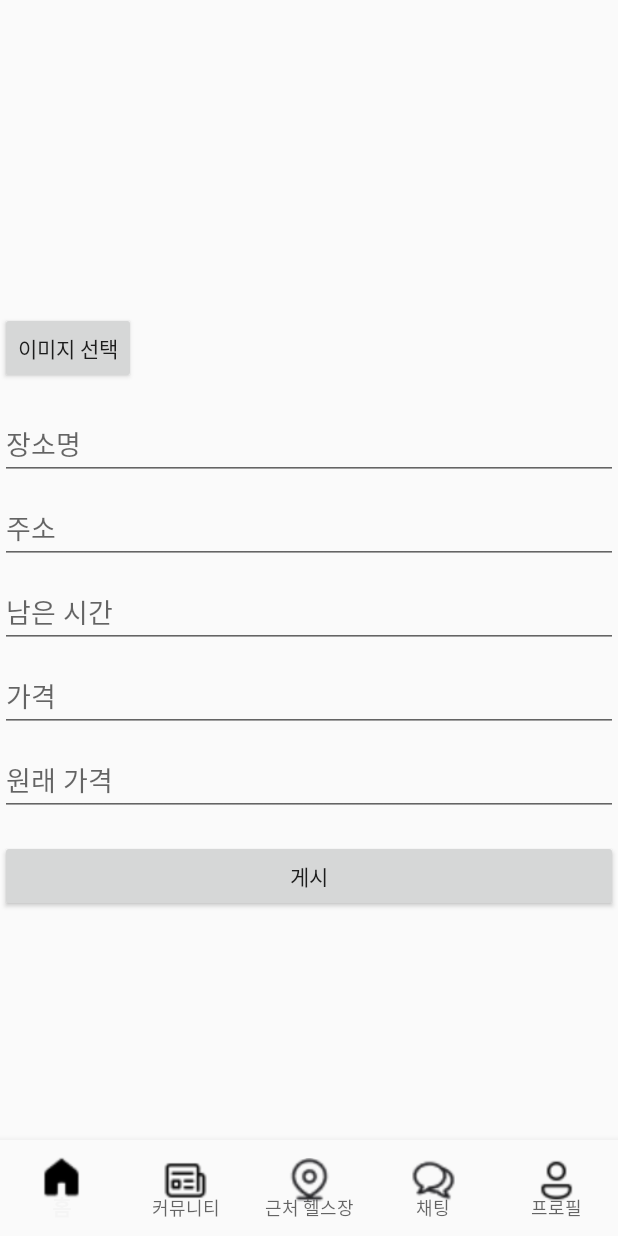
After one commit to rbqks529/FitPASS, an Android app: the fragment PostFragment placed in its activity, on a phone screen of 412 x 824 dp. The commit adds this screen. Run offline under Robolectric (Android 15) with nearby library versions, the phone set to English and light mode, and no system bars; our stand-ins replace Firebase (no records; nobody signed in at launch, a user with empty details on screens opened directly).

Commit message:
게시글 쓰기

```diff
--- a/app/build.gradle.kts
+++ b/app/build.gradle.kts
@@ -52,6 +52,7 @@ dependencies {
     implementation(libs.firebase.auth)
     implementation(libs.firebase.database)
     implementation(libs.androidx.activity)
+    implementation(libs.firebase.storage.ktx)
     testImplementation(libs.junit)
     androidTestImplementation(libs.androidx.junit)
     androidTestImplementation(libs.androidx.espresso.core)
--- a/app/src/main/java/com/example/myapplication/Home/HomeFragment.kt
+++ b/app/src/main/java/com/example/myapplication/Home/HomeFragment.kt
@@ -7,6 +7,7 @@ import android.view.View
 import android.view.ViewGroup
 import androidx.fragment.app.Fragment
 import androidx.recyclerview.widget.LinearLayoutManager
+import com.example.myapplication.R
 import com.example.myapplication.databinding.FragmentHomeBinding
 import com.google.firebase.database.DataSnapshot
 import com.google.firebase.database.DatabaseError
@@ -16,6 +17,7 @@ import com.google.firebase.database.ValueEventListener
 import kotlinx.coroutines.CoroutineScope
 import kotlinx.coroutines.Dispatchers
 import kotlinx.coroutines.launch
+import kotlinx.coroutines.withContext
 
 
 class HomeFragment : Fragment() {
@@ -54,7 +56,18 @@ class HomeFragment : Fragment() {
             database = FirebaseDatabase.getInstance()
             mDatabaseRef = database.getReference("Post")
             mDatabaseRef.addListenerForSingleValueEvent(listener)
-            initRecyclerView()
+
+            withContext(Dispatchers.Main){
+                initRecyclerView()
+            }
+        }
+
+        binding.btnGet.setOnClickListener {
+            val postFragment = PostFragment()
+            requireActivity().supportFragmentManager.beginTransaction()
+                .replace(R.id.main_frm, postFragment)
+                .addToBackStack(null)
+                .commit()
         }
 
         return binding.root
--- a/app/src/main/java/com/example/myapplication/Home/HomePostData.kt
+++ b/app/src/main/java/com/example/myapplication/Home/HomePostData.kt
@@ -6,7 +6,7 @@ data class HomePostData (
     val post_image: String = "",
     val post_place_name: String = "",
     val post_address: String = "",
-    val post_time: Int = 0,
+    val post_time: Long = 0L,
     val post_rest_time: Int = 0,
     val post_price: String = "",
     val post_original_price: String = ""
--- /dev/null
+++ b/app/src/main/java/com/example/myapplication/Home/PostFragment.kt
@@ -0,0 +1,107 @@
+package com.example.myapplication.Home
+
+import android.app.Activity
+import android.content.Intent
+import android.net.Uri
+import android.os.Bundle
+import androidx.fragment.app.Fragment
+import android.view.LayoutInflater
+import android.view.View
+import android.view.ViewGroup
+import com.example.myapplication.databinding.FragmentPostBinding
+import com.google.firebase.database.DatabaseReference
+import com.google.firebase.database.FirebaseDatabase
+import com.google.firebase.storage.FirebaseStorage
+
+
+class PostFragment : Fragment() {
+
+    private lateinit var binding: FragmentPostBinding
+    private lateinit var database: FirebaseDatabase
+    private lateinit var databaseReference: DatabaseReference
+
+    private val REQUEST_IMAGE_PICK = 1
+    private var selectedImageUri: Uri? = null
+
+    override fun onCreateView(
+        inflater: LayoutInflater, container: ViewGroup?,
+        savedInstanceState: Bundle?
+    ): View? {
+        binding = FragmentPostBinding.inflate(inflater, container, false)
+
+        database = FirebaseDatabase.getInstance()
+        databaseReference = database.reference.child("Post")
+
+        binding.btnSelectImage.setOnClickListener {
+            openImagePicker()
+        }
+
+        binding.btnPost.setOnClickListener {
+            uploadPost()
+        }
+
+        return binding.root
+    }
+
+    private fun openImagePicker() {
+        val intent = Intent(Intent.ACTION_GET_CONTENT)
+        intent.type = "image/*"
+        startActivityForResult(intent, REQUEST_IMAGE_PICK)
+    }
+
+    override fun onActivityResult(requestCode: Int, resultCode: Int, data: Intent?) {
+        super.onActivityResult(requestCode, resultCode, data)
+        if (requestCode == REQUEST_IMAGE_PICK && resultCode == Activity.RESULT_OK) {
+            selectedImageUri = data?.data
+            binding.ivPostImage.setImageURI(selectedImageUri)
+        }
+    }
+
+    private fun uploadPost() {
+        val placeName = binding.etPostPlaceName.text.toString().trim()
+        val address = binding.etPostAddress.text.toString().trim()
+        val restTime = binding.etPostRestTime.text.toString().toIntOrNull() ?: 0
+        val price = binding.etPostPrice.text.toString().trim()
+        val originalPrice = binding.etPostOriginalPrice.text.toString().trim()
+        val postTime = System.currentTimeMillis() / 1000 // Get current time in seconds
+
+        if (selectedImageUri != null && placeName.isNotEmpty() && address.isNotEmpty() && price.isNotEmpty() && originalPrice.isNotEmpty()) {
+            val postKey = databaseReference.push().key ?: return
+
+            val uploadTask = selectedImageUri?.let { uri ->
+                val storageReference = FirebaseStorage.getInstance().reference.child("post_images/$postKey")
+                storageReference.putFile(uri)
+            }
+
+            uploadTask?.continueWithTask { task ->
+                if (!task.isSuccessful) {
+                    throw task.exception ?: Exception("Failed to upload image")
+                }
+                task.result?.metadata?.reference?.downloadUrl
+            }?.addOnCompleteListener { task ->
+                if (task.isSuccessful) {
+                    val imageUrl = task.result.toString()
+                    val post = HomePostData(imageUrl, placeName, address, postTime.toLong(), restTime, price, originalPrice)
+                    databaseReference.child(postKey).setValue(post)
+                        .addOnSuccessListener {
+                            // Clear input fields and reset the view
+                            binding.etPostPlaceName.setText("")
+                            binding.etPostAddress.setText("")
+                            binding.etPostRestTime.setText("")
+                            binding.etPostPrice.setText("")
+                            binding.etPostOriginalPrice.setText("")
+                            binding.ivPostImage.setImageDrawable(null)
+                            selectedImageUri = null
+                        }
+                        .addOnFailureListener { exception ->
+                            // Handle failure
+                        }
+                } else {
+                    // Handle failure
+                }
+            }
+        } else {
+            // Show an error message or handle the case where required fields are missing
+        }
+    }
+}
--- /dev/null
+++ b/app/src/main/res/layout/fragment_post.xml
@@ -0,0 +1,74 @@
+<?xml version="1.0" encoding="utf-8"?>
+<androidx.constraintlayout.widget.ConstraintLayout xmlns:android="http://schemas.android.com/apk/res/android"
+    xmlns:app="http://schemas.android.com/apk/res-auto"
+    xmlns:tools="http://schemas.android.com/tools"
+    android:layout_width="match_parent"
+    android:layout_height="match_parent">
+
+    <ImageView
+        android:id="@+id/iv_post_image"
+        android:layout_width="match_parent"
+        android:layout_height="200dp"
+        android:scaleType="centerCrop"
+        app:layout_constraintTop_toTopOf="parent" />
+
+    <Button
+        android:id="@+id/btn_select_image"
+        android:layout_width="wrap_content"
+        android:layout_height="wrap_content"
+        android:text="이미지 선택"
+        app:layout_constraintTop_toBottomOf="@id/iv_post_image"
+        app:layout_constraintStart_toStartOf="parent"
+        android:layout_marginTop="8dp" />
+
+    <EditText
+        android:id="@+id/et_post_place_name"
+        android:layout_width="match_parent"
+        android:layout_height="wrap_content"
+        android:hint="장소명"
+        app:layout_constraintTop_toBottomOf="@+id/btn_select_image"
+        android:layout_marginTop="16dp" />
+
+    <EditText
+        android:id="@+id/et_post_address"
+        android:layout_width="match_parent"
+        android:layout_height="wrap_content"
+        android:hint="주소"
+        app:layout_constraintTop_toBottomOf="@id/et_post_place_name"
+        android:layout_marginTop="8dp" />
+
+    <EditText
+        android:id="@+id/et_post_rest_time"
+        android:layout_width="match_parent"
+        android:layout_height="wrap_content"
+        android:hint="남은 시간"
+        android:inputType="number"
+        app:layout_constraintTop_toBottomOf="@+id/et_post_address"
+        android:layout_marginTop="8dp" />
+
+    <EditText
+        android:id="@+id/et_post_price"
+        android:layout_width="match_parent"
+        android:layout_height="wrap_content"
+        android:hint="가격"
+        app:layout_constraintTop_toBottomOf="@id/et_post_rest_time"
+        android:layout_marginTop="8dp" />
+
+    <EditText
+        android:id="@+id/et_post_original_price"
+        android:layout_width="match_parent"
+        android:layout_height="wrap_content"
+        android:hint="원래 가격"
+        app:layout_constraintTop_toBottomOf="@id/et_post_price"
+        android:layout_marginTop="8dp" />
+
+
+
+    <Button
+        android:id="@+id/btn_post"
+        android:layout_width="match_parent"
+        android:layout_height="wrap_content"
+        android:text="게시"
+        app:layout_constraintTop_toBottomOf="@id/et_post_original_price"
+        android:layout_marginTop="16dp" />
+</androidx.constraintlayout.widget.ConstraintLayout>
--- a/gradle/libs.versions.toml
+++ b/gradle/libs.versions.toml
@@ -16,6 +16,7 @@ googleGmsGoogleServices = "4.4.2"
 firebaseAuth = "23.0.0"
 firebaseDatabase = "21.0.0"
 activity = "1.9.0"
+firebaseStorageKtx = "21.0.0"
 
 [libraries]
 androidx-core-ktx = { group = "androidx.core", name = "core-ktx", version.ref = "coreKtx" }
@@ -32,6 +33,7 @@ androidx-navigation-ui-ktx = { group = "androidx.navigation", name = "navigation
 firebase-auth = { group = "com.google.firebase", name = "firebase-auth", version.ref = "firebaseAuth" }
 firebase-database = { group = "com.google.firebase", name = "firebase-database", version.ref = "firebaseDatabase" }
 androidx-activity = { group = "androidx.activity", name = "activity", version.ref = "activity" }
+firebase-storage-ktx = { group = "com.google.firebase", name = "firebase-storage-ktx", version.ref = "firebaseStorageKtx" }
 
 [plugins]
 android-application = { id = "com.android.application", version.ref = "agp" }
```
Also changed, not shown: app/src/main/AndroidManifest.xml (+8 -7 lines), app/src/main/java/com/example/myapplication/Home/HomePostAdapter.kt (+19 -1 lines), app/src/main/java/com/example/myapplication/NearFragment.kt (+6 -42 lines), app/src/main/res/layout/item_home_post.xml (+3 -13 lines).
